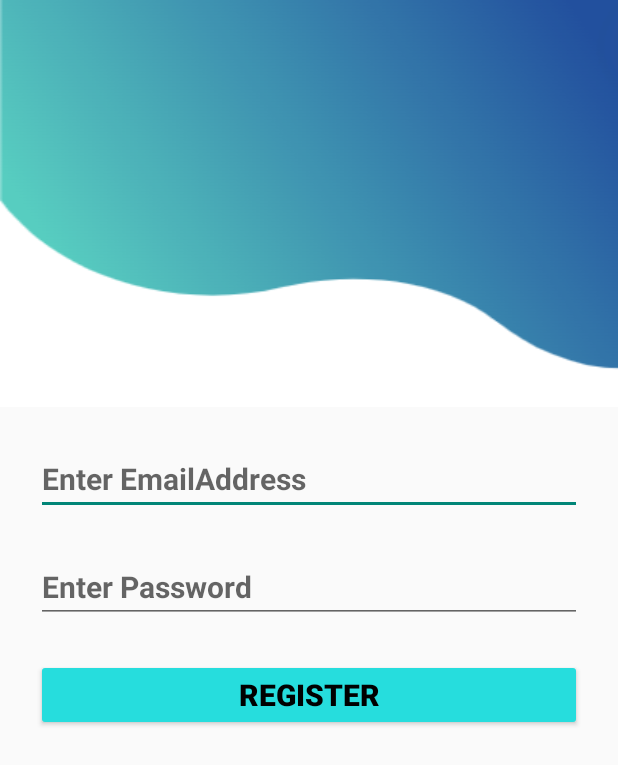
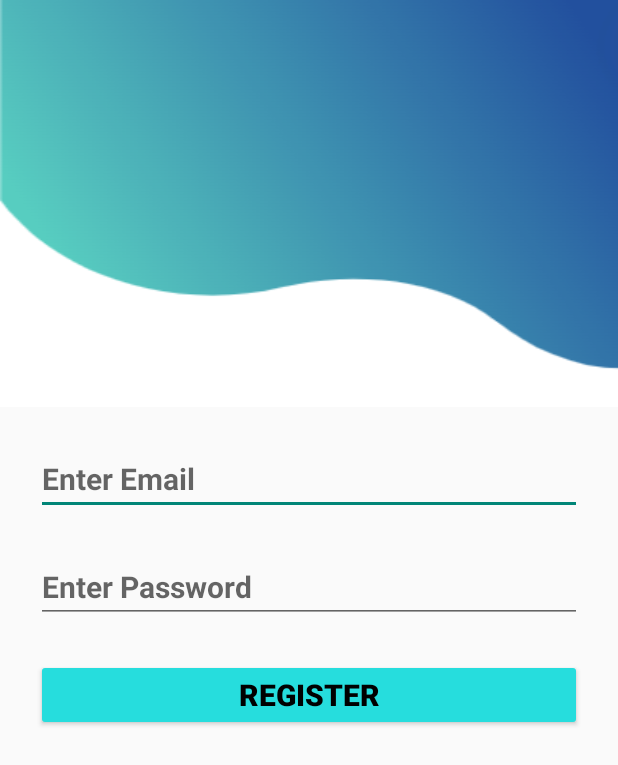
Before and after one commit to RenuSam6964/PrepGuru, an Android app: the RegistrationActivity screen opened directly, with no data from a screen before it, on a phone screen of 412 x 824 dp. Shown: the top 765 px of the screen. Run offline under Robolectric (Android 15) with nearby library versions, the phone set to English and light mode, and no system bars.

Commit message:
finished project

```diff
--- a/app/src/main/res/layout/activity_registration.xml
+++ b/app/src/main/res/layout/activity_registration.xml
@@ -24,7 +24,7 @@
         android:layout_marginTop="24dp"
         android:layout_marginEnd="24dp"
         android:ems="10"
-        android:hint="Enter EmailAddress"
+        android:hint="Enter Email"
         android:inputType="textEmailAddress"
         android:textSize="20sp"
         android:textStyle="bold"
```
